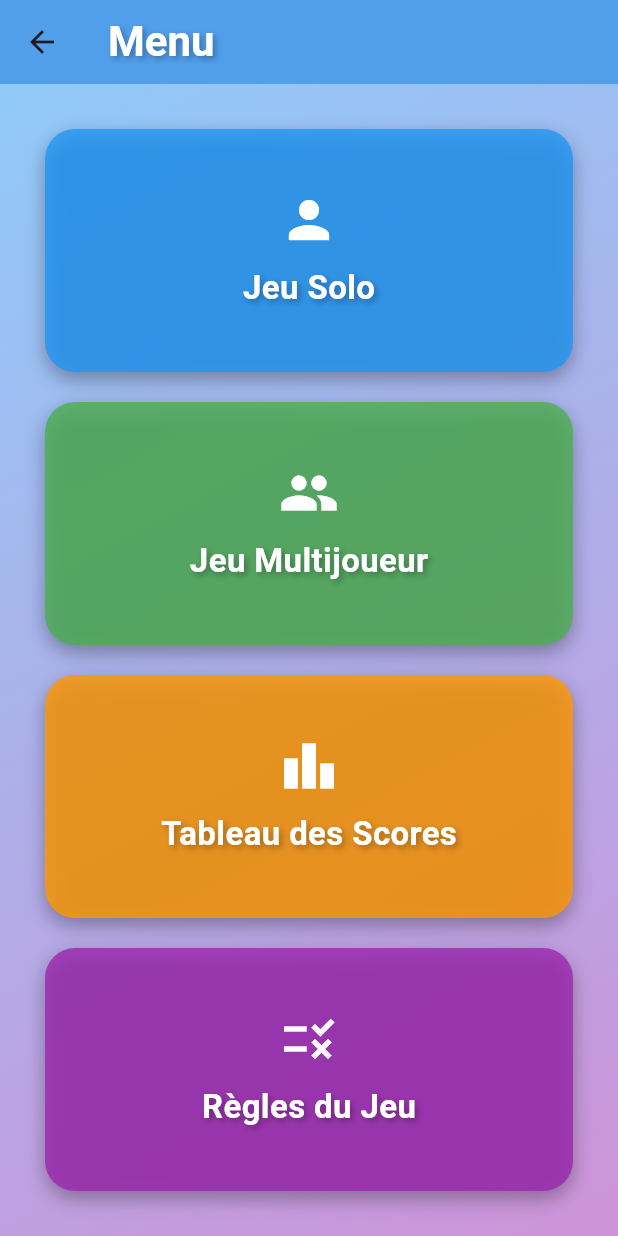
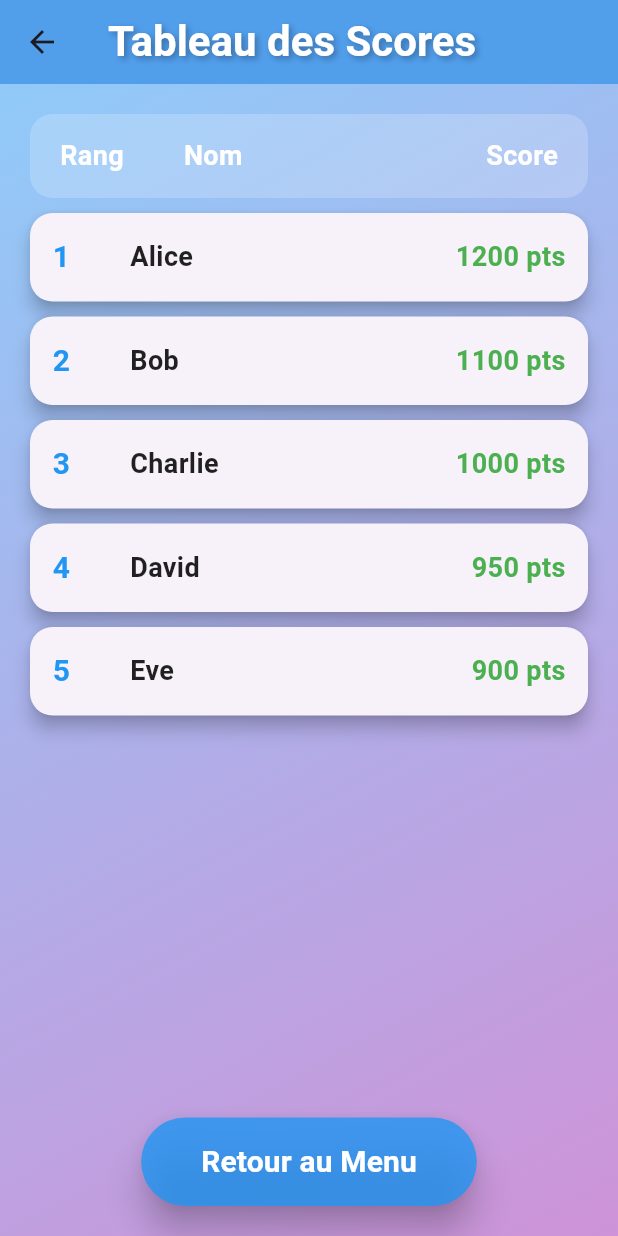
Before and after one commit to DrecQ/app_quizz_score_avec_leaderboard, a Flutter app: the MenuScreen screen opened directly, after a tap on "Tableau des Scores", on a phone screen of 412 x 824 dp. Run offline on Flutter 3.47's test engine with Material 3 defaults, Android fonts, the phone set to English and light mode, and no system bars.

```diff
--- a/lib/screens/leaderboard_screen.dart
+++ b/lib/screens/leaderboard_screen.dart
@@ -0,0 +1,176 @@
+import 'package:flutter/material.dart';
+
+class LeaderboardScreen extends StatelessWidget {
+  // Données factices pour le tableau des scores
+  final List<Map<String, dynamic>> scores = [
+    {'name': 'Alice', 'score': 1200, 'rank': 1},
+    {'name': 'Bob', 'score': 1100, 'rank': 2},
+    {'name': 'Charlie', 'score': 1000, 'rank': 3},
+    {'name': 'David', 'score': 950, 'rank': 4},
+    {'name': 'Eve', 'score': 900, 'rank': 5},
+  ];
+
+  @override
+  Widget build(BuildContext context) {
+    return Scaffold(
+      appBar: AppBar(
+        title: Text(
+          'Tableau des Scores',
+          style: TextStyle(
+            fontSize: 28,
+            fontWeight: FontWeight.bold,
+            color: Colors.white,
+            shadows: [
+              Shadow(
+                blurRadius: 5,
+                color: Colors.black.withOpacity(0.3),
+                offset: Offset(2, 2),
+              ),
+            ],
+          ),
+        ),
+        backgroundColor: Colors.blue.withOpacity(0.8),
+        elevation: 10,
+      ),
+      body: Container(
+        decoration: BoxDecoration(
+          gradient: LinearGradient(
+            begin: Alignment.topLeft,
+            end: Alignment.bottomRight,
+            colors: [Colors.blue[200]!, Colors.purple[200]!],
+          ),
+        ),
+        child: Padding(
+          padding: EdgeInsets.all(20.0),
+          child: Column(
+            children: [
+              // En-tête du tableau
+              _buildLeaderboardHeader(),
+              SizedBox(height: 10),
+              // Liste des scores
+              Expanded(
+                child: ListView.builder(
+                  itemCount: scores.length,
+                  itemBuilder: (context, index) {
+                    return _buildScoreCard(
+                      rank: scores[index]['rank'],
+                      name: scores[index]['name'],
+                      score: scores[index]['score'],
+                    );
+                  },
+                ),
+              ),
+              // Bouton de retour
+              ElevatedButton(
+                onPressed: () {
+                  Navigator.pop(context); // Retour au menu
+                },
+                child: Text(
+                  'Retour au Menu',
+                  style: TextStyle(
+                    fontSize: 20,
+                    fontWeight: FontWeight.bold,
+                    color: Colors.white,
+                  ),
+                ),
+                style: ElevatedButton.styleFrom(
+                  padding: EdgeInsets.symmetric(horizontal: 40, vertical: 15),
+                  shape: RoundedRectangleBorder(
+                    borderRadius: BorderRadius.circular(30),
+                  ),
+                  backgroundColor: Colors.blue.withOpacity(0.8),
+                  elevation: 10,
+                ),
+              ),
+            ],
+          ),
+        ),
+      ),
+    );
+  }
+
+  // En-tête du tableau des scores
+  Widget _buildLeaderboardHeader() {
+    return Container(
+      padding: EdgeInsets.symmetric(vertical: 15, horizontal: 20),
+      decoration: BoxDecoration(
+        color: Colors.white.withOpacity(0.2),
+        borderRadius: BorderRadius.circular(15),
+      ),
+      child: Row(
+        children: [
+          Text(
+            'Rang',
+            style: TextStyle(
+              fontSize: 18,
+              fontWeight: FontWeight.bold,
+              color: Colors.white,
+            ),
+          ),
+          SizedBox(width: 40),
+          Text(
+            'Nom',
+            style: TextStyle(
+              fontSize: 18,
+              fontWeight: FontWeight.bold,
+              color: Colors.white,
+            ),
+          ),
+          Spacer(),
+          Text(
+            'Score',
+            style: TextStyle(
+              fontSize: 18,
+              fontWeight: FontWeight.bold,
+              color: Colors.white,
+            ),
+          ),
+        ],
+      ),
+    );
+  }
+
+  // Carte pour afficher un score individuel
+  Widget _buildScoreCard({required int rank, required String name, required int score}) {
+    return Card(
+      margin: EdgeInsets.only(bottom: 10),
+      elevation: 5,
+      shape: RoundedRectangleBorder(
+        borderRadius: BorderRadius.circular(15),
+      ),
+      child: Padding(
+        padding: EdgeInsets.all(15),
+        child: Row(
+          children: [
+            Text(
+              '$rank',
+              style: TextStyle(
+                fontSize: 20,
+                fontWeight: FontWeight.bold,
+                color: Colors.blue,
+              ),
+            ),
+            SizedBox(width: 40),
+            Text(
+              name,
+              style: TextStyle(
+                fontSize: 18,
+                fontWeight: FontWeight.bold,
+                color: Colors.black87,
+              ),
+            ),
+            Spacer(),
+            Text(
+              '$score pts',
+              style: TextStyle(
+                fontSize: 18,
+                fontWeight: FontWeight.bold,
+                color: Colors.green,
+              ),
+            ),
+          ],
+        ),
+      ),
+    );
+  }
+}
--- a/lib/screens/menu_screen.dart
+++ b/lib/screens/menu_screen.dart
@@ -1,5 +1,7 @@
 import 'package:flutter/material.dart';
-import 'rules_screen.dart'; // Assurez-vous d'importer la page des règles
+import 'rules_screen.dart';
+import 'leaderboard_screen.dart';
+import 'soloGaming_screen.dart';
 
 class MenuScreen extends StatelessWidget {
   @override
@@ -44,7 +46,10 @@ class MenuScreen extends StatelessWidget {
                   icon: Icons.person,
                   color: Colors.blue.withOpacity(0.8),
                   onTap: () {
-                    print('Jeu solo');
+                    Navigator.push(
+                      context,
+                      MaterialPageRoute(builder: (context) => SoloGameScreen()),
+                    );
                   },
                 ),
               ),
@@ -68,7 +73,12 @@ class MenuScreen extends StatelessWidget {
                   icon: Icons.leaderboard,
                   color: Colors.orange.withOpacity(0.8),
                   onTap: () {
-                    print('Tableau des Scores');
+                    //Navigation vers la page des scores
+                    Navigator.push(
+                      context,
+                      MaterialPageRoute(
+                          builder: (context) => LeaderboardScreen()),
+                    );
                   },
                 ),
               ),
```
Also changed, not shown: lib/screens/soloGaming_screen.dart (added, +269 -0 lines).
